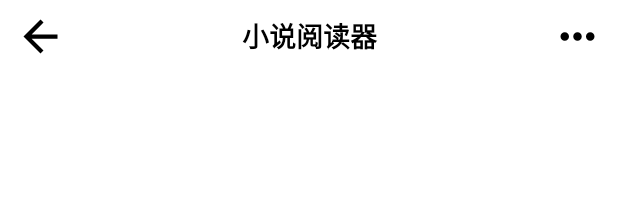
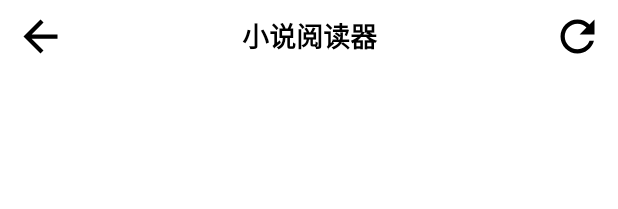
Before and after one commit to zhxzkhz/xzk_reader, an Android app: the layout fragment_book_menu.xml on its own in the app's theme, with its tools: preview values and no code run, on a phone screen of 412 x 824 dp. Shown: the top 209 px of the screen. Run offline under Robolectric (Android 15) with nearby library versions, the light colour scheme and no system bars.

Commit message:
Default Changelist

```diff
--- a/app/src/main/java/com/zhhz/reader/ui/bookreader/BookMenuFragment.java
+++ b/app/src/main/java/com/zhhz/reader/ui/bookreader/BookMenuFragment.java
@@ -60,7 +60,11 @@ public class BookMenuFragment extends Fragment {
 
         binding.menuBack.setOnClickListener((view) -> requireActivity().finish());
         binding.menuTitle.setClickable(true);
-        binding.menuMore.setClickable(true);
+        if (mViewModel.isComic()){
+            binding.menuRefresh.setVisibility(View.VISIBLE);
+        } else {
+            binding.menuRefresh.setOnClickListener(view -> mViewModel.clearCurrentCache());
+        }
         binding.menuNextPage.setClickable(true);
         binding.menuSource.setClickable(true);
         binding.menuPreviousPage.setClickable(true);
--- a/app/src/main/java/com/zhhz/reader/ui/search/SearchViewModel.java
+++ b/app/src/main/java/com/zhhz/reader/ui/search/SearchViewModel.java
@@ -43,7 +43,7 @@ public class SearchViewModel extends ViewModel {
      */
     public SearchResultBean isUrl(String key){
         for (Map.Entry<String, Analysis> entry : RuleAnalysis.analyses_map.entrySet()) {
-            if (key.matches("https?://" + entry.getValue().getUrl() + "/(.+)") && entry.getValue().getJson().getJSONObject("detail").getString("title")!=null){
+            if (key.matches("https?://" + entry.getValue().getUrl() + "/(.+)") && entry.getValue().getJson().getJSONObject("detail").getString("name")!=null){
                 SearchResultBean bean = new SearchResultBean();
                 bean.setUrl(key);
                 List<String> source = new ArrayList<>();
--- a/app/src/main/java/com/zhhz/reader/util/LogUtil.java
+++ b/app/src/main/java/com/zhhz/reader/util/LogUtil.java
@@ -56,6 +56,8 @@ public class LogUtil {
             bufferedWriter.newLine();
             bufferedWriter.flush();
         } catch (IOException e) {
+            e.printStackTrace();
+        } finally {
             Log.i("error", String.valueOf(object));
         }
     }
--- /dev/null
+++ b/app/src/main/res/drawable/refresh_24.xml
@@ -0,0 +1,5 @@
+<vector android:height="24dp" android:tint="#000000"
+    android:viewportHeight="24" android:viewportWidth="24"
+    android:width="24dp" xmlns:android="http://schemas.android.com/apk/res/android">
+    <path android:fillColor="@android:color/white" android:pathData="M17.65,6.35C16.2,4.9 14.21,4 12,4c-4.42,0 -7.99,3.58 -7.99,8s3.57,8 7.99,8c3.73,0 6.84,-2.55 7.73,-6h-2.08c-0.82,2.33 -3.04,4 -5.65,4 -3.31,0 -6,-2.69 -6,-6s2.69,-6 6,-6c1.66,0 3.14,0.69 4.22,1.78L13,11h7V4l-2.35,2.35z"/>
+</vector>
--- a/app/src/main/res/layout/fragment_book_menu.xml
+++ b/app/src/main/res/layout/fragment_book_menu.xml
@@ -32,19 +32,19 @@
         android:textColor="@color/black"
         android:textSize="18sp"
         android:textStyle="bold"
-        app:layout_constraintEnd_toStartOf="@+id/menu_more"
+        app:layout_constraintEnd_toStartOf="@+id/menu_refresh"
         app:layout_constraintStart_toEndOf="@+id/menu_back"
         app:layout_constraintTop_toTopOf="parent" />
 
     <androidx.appcompat.widget.AppCompatImageButton
-        android:id="@+id/menu_more"
+        android:id="@+id/menu_refresh"
         android:layout_width="54dp"
         android:layout_height="48dp"
         android:background="@color/white"
         android:ellipsize="end"
         android:padding="10dp"
         android:scaleType="centerCrop"
-        android:src="@drawable/more_horiz_icon"
+        android:src="@drawable/refresh_24"
         android:tint="@color/black"
         app:layout_constraintEnd_toEndOf="parent"
         app:layout_constraintRight_toLeftOf="@id/menu_title"
--- a/app/src/main/res/layout/fragment_bookrack.xml
+++ b/app/src/main/res/layout/fragment_bookrack.xml
@@ -23,6 +23,7 @@
         android:id="@+id/bookrack_setting"
         android:layout_width="48dp"
         android:layout_height="48dp"
+        android:contentDescription="@string/import_book"
         android:background="@color/transparent"
         android:src="@drawable/ic_settings_black_24"
         app:layout_constraintBottom_toBottomOf="@id/action_bar"
```
Also changed, not shown: app/src/main/java/com/zhhz/reader/rule/Analysis.java (+11 -0 lines), app/src/main/java/com/zhhz/reader/ui/bookreader/BookReaderViewModel.java (+14 -0 lines), app/src/main/java/com/zhhz/reader/util/DiskCache.java (+17 -5 lines), app/src/main/java/com/zhhz/reader/view/ReadTextView.java (+6 -4 lines).
